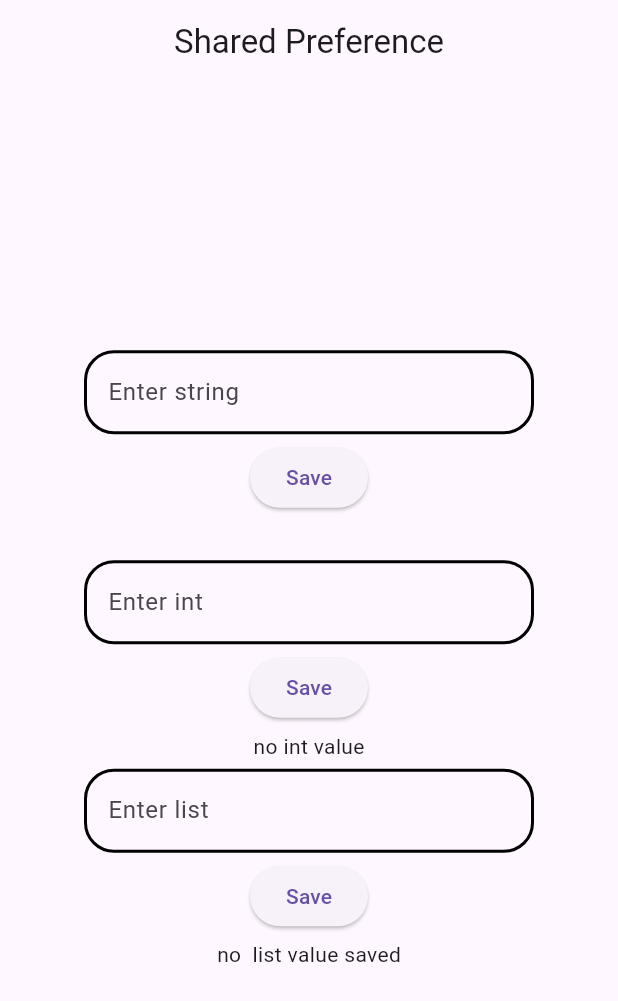
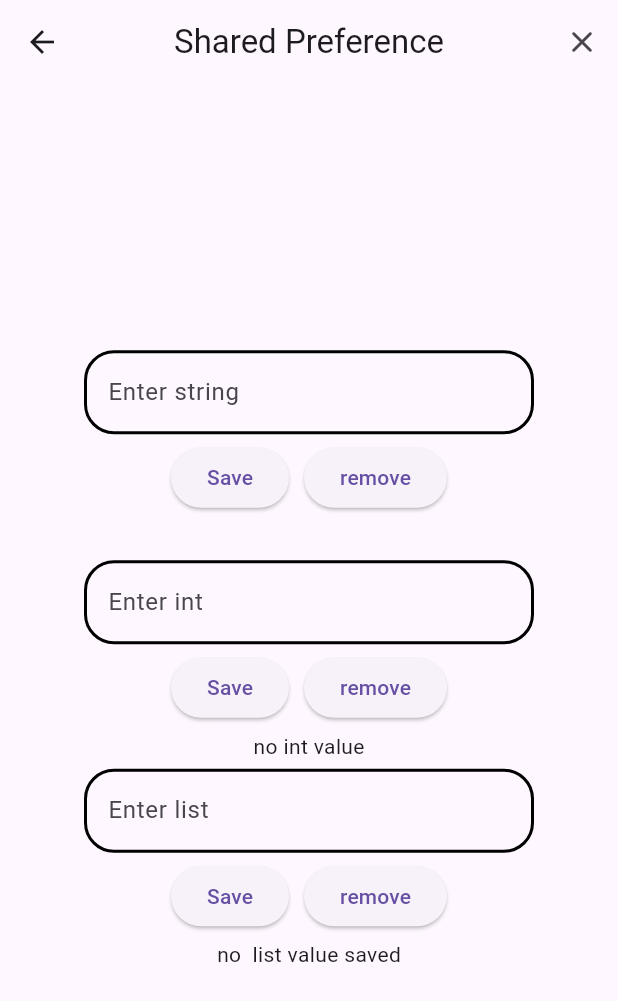
Before and after one commit to Shamiq7/Charts_Flutter_App, a Flutter app: the Sf1 screen opened directly, after a tap on "Save", on a phone screen of 412 x 824 dp. Shown: the top 1001 px of the screen. Run offline on Flutter 3.47's test engine with Material 3 defaults, Android fonts, the phone set to English and light mode, and no system bars; our stand-ins replace shared_preferences, syncfusion_flutter_charts; accounts and stored records are empty.

Commit message:
completed shared pref

```diff
--- a/lib/SF1.dart
+++ b/lib/SF1.dart
@@ -20,9 +20,9 @@
   TextEditingController itemcontroller = TextEditingController();
   TextEditingController intcontroller = TextEditingController();
   TextEditingController listcotroller = TextEditingController();
-  var nameVal = 'no  string value saved';
-  var intVal = 'no int value';
-  var listVal = 'no list value saved';
+  var nameVal = '';
+  var intVal = '';
+  var listVal = '';
   @override
   void initState() {
     // TODO: implement initState
@@ -33,7 +33,20 @@
   @override
   Widget build(BuildContext context) {
     return Scaffold(
-      appBar: AppBar(title: Text('Shared Preference'), centerTitle: true),
+      appBar: AppBar(
+        title: Text('Shared Preference'),
+        centerTitle: true,
+        actions: [
+          IconButton(
+            onPressed: () async {
+              var prefs = await SharedPreferences.getInstance();
+              await prefs.clear();
+              getValue();
+            },
+            icon: Icon(Icons.clear_rounded),
+          ),
+        ],
+      ),
       body: SafeArea(
         child: Column(
           mainAxisAlignment: MainAxisAlignment.center,
@@ -64,15 +77,31 @@
               ),
             ),
             SizedBox(height: 5),
+            Row(
+              mainAxisAlignment: MainAxisAlignment.center,
+              children: [
                 ElevatedButton(
                   onPressed: () async {
                     var name = itemcontroller.text.toString();
-                var pref = await SharedPreferences.getInstance();
-                pref.setString("name", name);
+                    var pref =
+                        await SharedPreferences.getInstance(); //opeaned a book and named it pref
+                    pref.setString("name", name); //
                     getValue();
                   },
                   child: Text('Save'),
                 ),
+                SizedBox(width: 10),
+                ElevatedButton(
+                  onPressed: () async {
+                    var pref = await SharedPreferences.getInstance();
+                    await pref.remove("name");
+                    getValue();
+                  },
+                  child: Text('remove'),
+                ),
+              ],
+            ),
+
             SizedBox(height: 5),
             Text(nameVal),
             //
@@ -98,6 +127,9 @@
               ),
             ),
             SizedBox(height: 5),
+            Row(
+              mainAxisAlignment: MainAxisAlignment.center,
+              children: [
                 ElevatedButton(
                   onPressed: () async {
                     int intiger = int.parse(intcontroller.text);
@@ -107,6 +139,18 @@
                   },
                   child: Text('Save'),
                 ),
+                SizedBox(width: 10),
+                ElevatedButton(
+                  onPressed: () async {
+                    var pref = await SharedPreferences.getInstance();
+                    await pref.remove("int");
+                    getValue();
+                  },
+                  child: Text('remove'),
+                ),
+              ],
+            ),
+
             SizedBox(height: 5),
             Text(intVal),
             //
@@ -131,6 +175,9 @@
               ),
             ),
             SizedBox(height: 5),
+            Row(
+              mainAxisAlignment: MainAxisAlignment.center,
+              children: [
                 ElevatedButton(
                   onPressed: () async {
                     String list = listcotroller.text;
@@ -140,6 +187,17 @@
                     getValue();
                   },
                   child: Text('Save'),
+                ),
+                SizedBox(width: 10),
+                ElevatedButton(
+                  onPressed: () async {
+                    var pref = await SharedPreferences.getInstance();
+                    await pref.remove("list");
+                    getValue();
+                  },
+                  child: Text('remove'),
+                ),
+              ],
             ),
             SizedBox(height: 5),
             Text(listVal),
--- a/pubspec.yaml
+++ b/pubspec.yaml
@@ -36,6 +36,8 @@
   cupertino_icons: ^1.0.8
   syncfusion_flutter_charts: ^31.1.19
   shared_preferences: ^2.5.3
+  hive: ^2.2.3
+  hive_flutter: ^1.1.0
 
 dev_dependencies:
   flutter_test:
```
Also changed, not shown: lib/hivedb.dart (added, +37 -0 lines), lib/main.dart (+6 -1 lines), pubspec.lock, 1 other file. Lines whose indentation alone changed are shown as unchanged.
